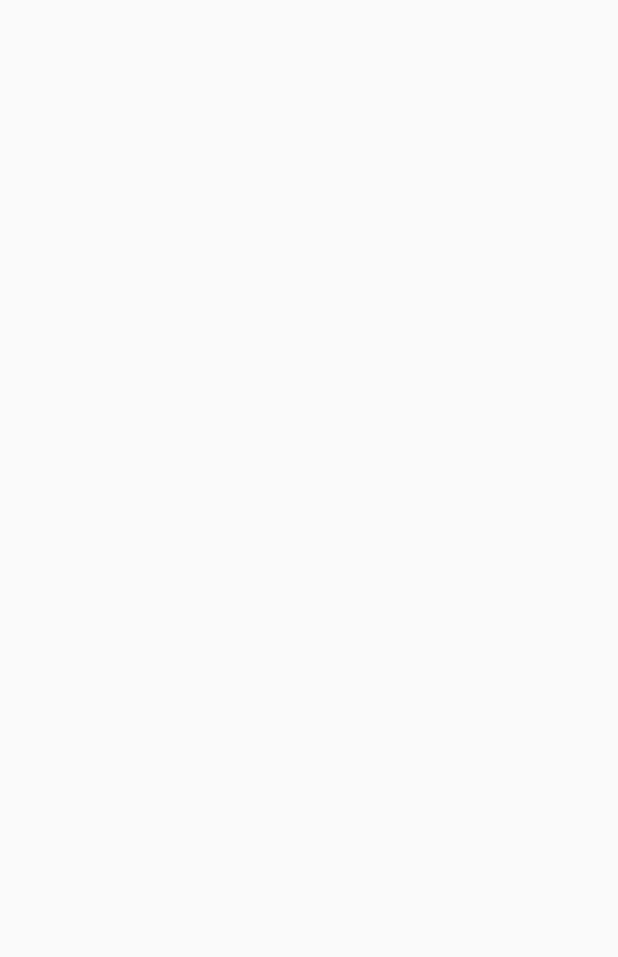
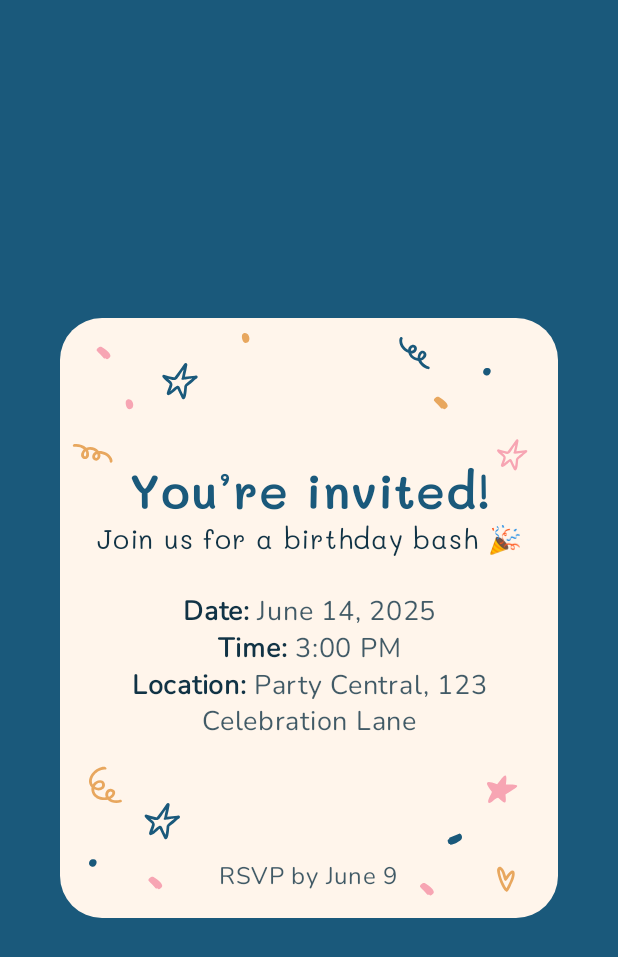
Before and after one commit to XDdevv/PLJuneMiniChallenges, an Android app built with Jetpack Compose: the screen it shows after launch (MainActivity), on a phone screen of 412 x 824 dp. Before the commit the part shown is empty. Shown: the top 957 px of the screen. Run offline under Robolectric (Android 15) with nearby library versions, the phone set to English and light mode, and no system bars.

Commit message:
Birthday Invite Card challenge's done

```diff
--- a/app/build.gradle.kts
+++ b/app/build.gradle.kts
@@ -30,6 +30,8 @@ android {
     compileOptions {
         sourceCompatibility = JavaVersion.VERSION_11
         targetCompatibility = JavaVersion.VERSION_11
+
+        isCoreLibraryDesugaringEnabled = true
     }
     kotlinOptions {
         jvmTarget = "11"
@@ -49,6 +51,7 @@ dependencies {
     implementation(libs.androidx.ui.graphics)
     implementation(libs.androidx.ui.tooling.preview)
     implementation(libs.androidx.material3)
+    coreLibraryDesugaring(libs.desugar.jdk.libs)
     testImplementation(libs.junit)
     androidTestImplementation(libs.androidx.junit)
     androidTestImplementation(libs.androidx.espresso.core)
--- a/app/src/main/java/zed/rainxch/pljuneminichallenges/MainActivity.kt
+++ b/app/src/main/java/zed/rainxch/pljuneminichallenges/MainActivity.kt
@@ -4,14 +4,9 @@ import android.os.Bundle
 import androidx.activity.ComponentActivity
 import androidx.activity.compose.setContent
 import androidx.activity.enableEdgeToEdge
-import androidx.compose.foundation.layout.fillMaxSize
-import androidx.compose.foundation.layout.padding
-import androidx.compose.material3.Scaffold
-import androidx.compose.material3.Text
-import androidx.compose.runtime.Composable
-import androidx.compose.ui.Modifier
-import androidx.compose.ui.tooling.preview.Preview
-import zed.rainxch.pljuneminichallenges.ui.theme.PLJuneMiniChallengesTheme
+import zed.rainxch.pljuneminichallenges.birthday_invite_card.presentation.BirthdayInviteCard
+import zed.rainxch.pljuneminichallenges.core.presentation.designsystem.ui.theme.PLJuneMiniChallengesTheme
+import zed.rainxch.pljuneminichallenges.core.presentation.utils.Previews
 
 class MainActivity : ComponentActivity() {
     override fun onCreate(savedInstanceState: Bundle?) {
@@ -19,7 +14,9 @@ class MainActivity : ComponentActivity() {
         enableEdgeToEdge()
         setContent {
             PLJuneMiniChallengesTheme {
-
+                BirthdayInviteCard(
+                    birthdayCard = Previews.birthdayCardPreview
+                )
             }
         }
     }
--- /dev/null
+++ b/app/src/main/java/zed/rainxch/pljuneminichallenges/birthday_invite_card/presentation/BirthdayInviteCard.kt
@@ -0,0 +1,184 @@
+package zed.rainxch.pljuneminichallenges.birthday_invite_card.presentation
+
+import androidx.compose.foundation.Image
+import androidx.compose.foundation.background
+import androidx.compose.foundation.layout.Arrangement
+import androidx.compose.foundation.layout.Box
+import androidx.compose.foundation.layout.Column
+import androidx.compose.foundation.layout.Spacer
+import androidx.compose.foundation.layout.fillMaxSize
+import androidx.compose.foundation.layout.fillMaxWidth
+import androidx.compose.foundation.layout.height
+import androidx.compose.foundation.layout.padding
+import androidx.compose.foundation.layout.width
+import androidx.compose.foundation.shape.RoundedCornerShape
+import androidx.compose.material3.Scaffold
+import androidx.compose.material3.Surface
+import androidx.compose.material3.Text
+import androidx.compose.runtime.getValue
+import androidx.compose.runtime.Composable
+import androidx.compose.runtime.remember
+import androidx.compose.ui.Alignment
+import androidx.compose.ui.Modifier
+import androidx.compose.ui.res.painterResource
+import androidx.compose.ui.text.AnnotatedString
+import androidx.compose.ui.text.SpanStyle
+import androidx.compose.ui.text.buildAnnotatedString
+import androidx.compose.ui.text.font.FontWeight
+import androidx.compose.ui.text.style.TextAlign
+import androidx.compose.ui.text.withStyle
+import androidx.compose.ui.tooling.preview.Preview
+import androidx.compose.ui.unit.dp
+import androidx.compose.ui.unit.sp
+import androidx.core.graphics.toColor
+import zed.rainxch.pljuneminichallenges.R
+import zed.rainxch.pljuneminichallenges.birthday_invite_card.presentation.model.BirthdayCard
+import zed.rainxch.pljuneminichallenges.core.presentation.designsystem.ui.theme.BirthdayInviteColors
+import zed.rainxch.pljuneminichallenges.core.presentation.designsystem.ui.theme.maliFont
+import zed.rainxch.pljuneminichallenges.core.presentation.designsystem.ui.theme.nunitoFont
+import zed.rainxch.pljuneminichallenges.core.presentation.designsystem.ui.theme.toColorX
+import zed.rainxch.pljuneminichallenges.core.presentation.utils.Previews
+import zed.rainxch.pljuneminichallenges.core.presentation.utils.toFormattedDate
+
+@Composable
+fun BirthdayInviteCard(
+    birthdayCard: BirthdayCard,
+    modifier: Modifier = Modifier
+) {
+    Scaffold(
+        modifier = modifier
+            .fillMaxSize()
+    ) { innerPadding ->
+        Box(
+            modifier = Modifier
+                .fillMaxSize()
+                .background(BirthdayInviteColors.BACKGROUND.toColorX())
+                .padding(innerPadding),
+            contentAlignment = Alignment.Center
+        ) {
+            Surface(
+                shape = RoundedCornerShape(28.dp),
+                color = BirthdayInviteColors.SURFACE.toColorX(),
+                modifier = Modifier
+                    .height(400.dp)
+                    .padding(horizontal = 40.dp)
+            ) {
+
+                Column(
+                    modifier = Modifier
+                        .fillMaxSize()
+                        .padding(16.dp),
+                    horizontalAlignment = Alignment.CenterHorizontally,
+                    verticalArrangement = Arrangement.Center
+                ) {
+                    Spacer(Modifier.weight(1f))
+                    Text(
+                        text = birthdayCard.title,
+                        color = BirthdayInviteColors.ON_SURFACE.toColorX(),
+                        fontSize = 32.sp,
+                        fontFamily = maliFont,
+                        fontWeight = FontWeight.SemiBold,
+                        textAlign = TextAlign.Center
+                    )
+                    Text(
+                        text = birthdayCard.description,
+                        fontSize = 18.sp,
+                        fontWeight = FontWeight.Normal,
+                        fontFamily = maliFont,
+                        color = BirthdayInviteColors.SECONDARY.toColorX(),
+                        textAlign = TextAlign.Center
+                    )
+
+                    Spacer(Modifier.height(24.dp))
+
+                    val formattedDateText = remember {
+                        createPairAnnotatedText(
+                            "Date: ",
+                            birthdayCard.date.toFormattedDate()
+                        )
+                    }
+                    val formattedTimeText = remember {
+                        createPairAnnotatedText(
+                            "Time: ",
+                            birthdayCard.time.toFormattedDate()
+                        )
+                    }
+                    val location = remember {
+                        createPairAnnotatedText(
+                            "Location: ",
+                            birthdayCard.location
+                        )
+                    }
+
+                    Text(
+                        text = formattedDateText,
+                        fontSize = 18.sp,
+                        fontFamily = nunitoFont,
+                        textAlign = TextAlign.Center
+                    )
+
+                    Text(
+                        text = formattedTimeText,
+                        fontSize = 18.sp,
+                        fontFamily = nunitoFont,
+                        textAlign = TextAlign.Center
+                    )
+
+                    Text(
+                        text = location,
+                        fontSize = 18.sp,
+                        fontFamily = nunitoFont,
+                        textAlign = TextAlign.Center
+                    )
+
+                    Spacer(Modifier.weight(1f))
+
+                    Text(
+                        text = "RSVP by ${birthdayCard.rsvp}",
+                        fontFamily = nunitoFont,
+                        color = BirthdayInviteColors.SECONDARY.toColorX().copy(alpha = .8f),
+                        fontSize = 16.sp
+                    )
+                }
+
+                Image(
+                    painter = painterResource(R.drawable.decor),
+                    contentDescription = null
+                )
+            }
+        }
+    }
+}
+
+fun createPairAnnotatedText(
+    first: String,
+    second: String
+): AnnotatedString {
+    return buildAnnotatedString {
+        withStyle(
+            SpanStyle(
+                color = BirthdayInviteColors.SECONDARY.toColorX(),
+                fontWeight = FontWeight.SemiBold,
+            )
+        ) {
+            append(first)
+        }
+        withStyle(
+            SpanStyle(
+                color = BirthdayInviteColors.SECONDARY.toColorX()
+                    .copy(alpha = .8f),
+                fontWeight = FontWeight.Normal,
+            )
+        ) {
+            append(second)
+        }
+    }
+}
+
+@Preview
+@Composable
+private fun BirthdayInviteCardPreview() {
+    BirthdayInviteCard(
+        birthdayCard = Previews.birthdayCardPreview
+    )
+}
--- /dev/null
+++ b/app/src/main/java/zed/rainxch/pljuneminichallenges/birthday_invite_card/presentation/model/BirthdayCard.kt
@@ -0,0 +1,13 @@
+package zed.rainxch.pljuneminichallenges.birthday_invite_card.presentation.model
+
+import java.time.LocalDate
+import java.time.LocalDateTime
+
+data class BirthdayCard(
+    val title: String,
+    val description: String,
+    val date: LocalDate,
+    val time: LocalDateTime,
+    val location: String,
+    val rsvp: String
+)
--- /dev/null
+++ b/app/src/main/java/zed/rainxch/pljuneminichallenges/core/presentation/designsystem/ui/theme/Color.kt
@@ -0,0 +1,22 @@
+package zed.rainxch.pljuneminichallenges.core.presentation.designsystem.ui.theme
+
+import androidx.compose.ui.graphics.Color
+
+val Purple80 = Color(0xFFD0BCFF)
+val PurpleGrey80 = Color(0xFFCCC2DC)
+val Pink80 = Color(0xFFEFB8C8)
+
+val Purple40 = Color(0xFF6650a4)
+val PurpleGrey40 = Color(0xFF625b71)
+val Pink40 = Color(0xFF7D5260)
+
+object BirthdayInviteColors {
+    const val BACKGROUND = 0XFF1A597B
+    const val ON_SURFACE = 0XFF1A597B
+    const val SECONDARY = 0XFF113345
+    const val SURFACE = 0xffFFF5EB
+}
+
+fun Long.toColorX() : Color {
+    return Color(this)
+}
--- a/app/src/main/java/zed/rainxch/pljuneminichallenges/ui/theme/Type.kt
+++ b/app/src/main/java/zed/rainxch/pljuneminichallenges/core/presentation/designsystem/ui/theme/Type.kt
@@ -1,10 +1,21 @@
-package zed.rainxch.pljuneminichallenges.ui.theme
+package zed.rainxch.pljuneminichallenges.core.presentation.designsystem.ui.theme
 
 import androidx.compose.material3.Typography
 import androidx.compose.ui.text.TextStyle
+import androidx.compose.ui.text.font.Font
 import androidx.compose.ui.text.font.FontFamily
 import androidx.compose.ui.text.font.FontWeight
 import androidx.compose.ui.unit.sp
+import zed.rainxch.pljuneminichallenges.R
+
+internal val maliFont = FontFamily(
+    Font(R.font.mali_semi_bold, FontWeight.SemiBold),
+    Font(R.font.mali_regular, FontWeight.Normal),
+)
+
+internal val nunitoFont = FontFamily(
+    Font(R.font.nunito_regular, FontWeight.Normal),
+)
 
 // Set of Material typography styles to start with
 val Typography = Typography(
--- /dev/null
+++ b/app/src/main/java/zed/rainxch/pljuneminichallenges/core/presentation/utils/DateFormatter.kt
@@ -0,0 +1,20 @@
+package zed.rainxch.pljuneminichallenges.core.presentation.utils
+
+import java.time.LocalDate
+import java.time.LocalDateTime
+import java.time.format.DateTimeFormatter
+import java.util.Locale
+
+fun LocalDate.toFormattedDate(
+    pattern: String = "MMMM d, yyyy"
+): String {
+    val formatter = DateTimeFormatter.ofPattern(pattern, Locale.ENGLISH)
+    return formatter.format(this)
+}
+
+fun LocalDateTime.toFormattedDate(
+    pattern: String = "h:mm a"
+): String {
+    val formatter = DateTimeFormatter.ofPattern(pattern, Locale.ENGLISH)
+    return formatter.format(this)
+}
--- /dev/null
+++ b/app/src/main/java/zed/rainxch/pljuneminichallenges/core/presentation/utils/Previews.kt
@@ -0,0 +1,16 @@
+package zed.rainxch.pljuneminichallenges.core.presentation.utils
+
+import zed.rainxch.pljuneminichallenges.birthday_invite_card.presentation.model.BirthdayCard
+import java.time.LocalDate
+import java.time.LocalDateTime
+
+object Previews {
+    internal val birthdayCardPreview : BirthdayCard = BirthdayCard(
+        title = "You’re invited!",
+        description = "Join us for a birthday bash \uD83C\uDF89",
+        date = LocalDate.of(2025, 6, 14),
+        time = LocalDateTime.of(2025, 6, 14,15,0),
+        location = "Party Central, 123 Celebration Lane",
+        rsvp = "June 9"
+    )
+}
--- a/app/src/main/java/zed/rainxch/pljuneminichallenges/ui/theme/Color.kt
+++ /dev/null
@@ -1,11 +0,0 @@
-package zed.rainxch.pljuneminichallenges.ui.theme
-
-import androidx.compose.ui.graphics.Color
-
-val Purple80 = Color(0xFFD0BCFF)
-val PurpleGrey80 = Color(0xFFCCC2DC)
-val Pink80 = Color(0xFFEFB8C8)
-
-val Purple40 = Color(0xFF6650a4)
-val PurpleGrey40 = Color(0xFF625b71)
-val Pink40 = Color(0xFF7D5260)
--- /dev/null
+++ b/app/src/main/res/drawable/decor.xml
@@ -0,0 +1,57 @@
+<vector xmlns:android="http://schemas.android.com/apk/res/android"
+    android:width="640dp"
+    android:height="800dp"
+    android:viewportWidth="640"
+    android:viewportHeight="800">
+  <path
+      android:pathData="M49.6,181.36C47.81,181.86 46.25,183.59 46.84,185.44C47.15,186.98 49.04,187.09 49.75,185.71C50.52,184.35 50.1,182.71 49.6,181.34L49.6,181.36ZM34.05,177.58C32.4,178.99 31.72,181.36 32.01,183.43C35.17,187.49 35.72,179.22 34.05,177.58ZM18.67,168.16C24.5,167.37 30.84,168.97 35.06,172.96C40.84,170.7 47.98,172.48 51.62,177.35C58.56,177.13 65.92,180.59 68.93,186.76C69.9,188.55 71.25,192.77 68.01,193.03C66.37,192.87 66.18,191.64 66.29,190.32C64.94,184.76 59.02,181.43 53.42,180.97C56.03,186.43 49.29,193.85 44.3,188.49C41.52,185.12 43.47,179.86 47.52,178.31C44.86,175.97 40.93,174.92 37.43,176.01C44.62,194.7 18.96,189.57 31.63,174.88C28.32,172.23 23.78,171.25 19.51,171.66C17.08,172.24 16.2,168.74 18.63,168.17L18.67,168.16Z"
+      android:fillColor="#E8A75E"/>
+  <path
+      android:pathData="M467.9,43.64C469.75,43.9 471.89,42.95 472.11,41.02C472.46,39.49 470.78,38.63 469.57,39.6C468.3,40.53 468,42.2 467.9,43.66L467.9,43.64ZM480.55,53.36C482.64,52.74 484.23,50.85 484.81,48.84C483.6,43.85 479.69,51.19 480.55,53.36ZM490.71,68.16C485.05,66.54 479.93,62.52 477.72,57.17C471.51,56.9 465.73,52.4 464.41,46.48C457.98,43.88 452.68,37.75 452.48,30.9C452.33,28.88 452.83,24.48 455.9,25.55C457.33,26.36 457,27.56 456.36,28.72C455.3,34.34 459.34,39.76 464.25,42.45C464.12,36.41 473.33,32.36 475.68,39.26C476.84,43.46 472.89,47.48 468.55,47.26C470.01,50.47 473.16,53.01 476.82,53.43C477.94,33.46 499.27,48.5 481.64,56.8C483.57,60.56 487.32,63.28 491.38,64.64C493.84,65.08 493.2,68.64 490.75,68.17L490.71,68.16Z"
+      android:fillColor="#1A597B"/>
+  <path
+      android:pathData="M510.88,120.79C510.76,120.57 510.68,120.36 510.64,120.18C509.98,120.85 508.79,121.03 508.08,120.24C505.2,116.56 501.45,113.31 498.53,109.93C498.41,107.09 502.56,104.07 505.32,105.27C508.57,106.67 520.11,115.26 516.28,119.01C514.97,120.2 512.49,123.12 510.86,120.79H510.88Z"
+      android:fillColor="#E8A75E"/>
+  <path
+      android:pathData="M61.2,54.12C61.08,53.9 61,53.7 60.96,53.52C60.29,54.18 59.1,54.37 58.4,53.58C55.52,49.89 51.77,46.65 48.84,43.26C48.72,40.43 52.88,37.41 55.64,38.6C58.88,40 70.43,48.59 66.6,52.34C65.29,53.54 62.81,56.45 61.18,54.12H61.2Z"
+      android:fillColor="#F7A5B3"/>
+  <path
+      android:pathData="M492.36,769.12C492.23,768.9 492.15,768.7 492.11,768.52C491.45,769.18 490.26,769.37 489.55,768.58C486.67,764.89 482.92,761.65 480,758.26C479.88,755.42 484.03,752.41 486.79,753.6C490.04,755 501.59,763.59 497.76,767.34C496.45,768.53 493.97,771.45 492.34,769.12H492.36Z"
+      android:fillColor="#F7A5B3"/>
+  <path
+      android:pathData="M130.25,760.79C130.13,760.57 130.05,760.36 130.01,760.18C129.34,760.85 128.15,761.03 127.45,760.24C124.57,756.55 120.82,753.31 117.9,749.93C117.78,747.09 121.93,744.07 124.69,745.27C127.93,746.67 139.48,755.26 135.65,759.01C134.34,760.2 131.86,763.12 130.23,760.79H130.25Z"
+      android:fillColor="#F7A5B3"/>
+  <path
+      android:pathData="M620.25,176.2C616.41,176.82 612.34,176.87 608.5,177.58C609.4,173.06 610.68,168.54 611.29,163.93C611.62,161.46 608.79,160.84 607.65,162.94C604.41,167.46 601.5,171.97 597.99,176.37C597.65,176.94 596.98,177.56 596.42,178.22C596.2,178.17 595.99,178.13 595.79,178.08C591.77,177.3 588.24,176.04 584.4,175.02C578.52,176.72 590.04,183.5 591.32,185.9C590.56,189.51 588.67,192.85 587.79,196.45C588.79,202.99 597.61,193.03 599.9,191.35C601.63,195.05 603.27,198.79 605.24,202.38C610.7,207.34 610.5,191.44 611.02,188.73C611.02,188.64 611.02,188.57 611.02,188.51C614.32,186.54 620.05,180.45 622.16,179.43C624.27,177.7 622.74,175.63 620.23,176.2H620.25ZM608.48,187.35C608.19,187.56 607.98,187.88 607.9,188.33C607.71,191.66 607.36,195 606.7,198.27C600.67,186.73 603.23,183.98 591.9,194.15C594.73,186.8 596.46,185.19 589.41,179.65C590.67,179.72 593.88,181.07 596.13,181.34C599.07,181.71 601.29,177.56 602.69,175.56C604.1,173.52 605.29,170.95 607.11,169.23C606.43,172.32 605.76,175.4 605.13,178.49C601.5,183.36 614.57,179.39 616.94,179.62C615.78,180.95 609.54,184.88 608.5,187.33L608.48,187.35Z"
+      android:fillColor="#F7A5B3"/>
+  <path
+      android:pathData="M46.37,624.71C48.99,626.63 54.81,627.47 55.98,623.73C56.18,622.5 56.35,620.74 54.9,620.1C51.37,618.65 47.69,621.88 46.37,624.71ZM67.61,631.2C64.1,631.6 63.56,635.87 65.01,638.28C67.82,637.42 72.72,632.2 67.61,631.2ZM48.66,640.16C43.4,637.27 41,631.26 42.04,625.83C33.31,616.31 43.38,601.88 54.77,599.05C62.89,596.1 64.14,603.32 58.99,601.96C49.36,602.32 39.27,613.18 43.66,621.9C46.52,616.17 58.06,613.24 59.81,621.1C61.29,628.96 52.11,631.88 45.63,628.44C45.48,636.35 53.66,639.9 61.24,639.16C58.9,634.43 61.65,627.55 67.93,627.71C77.11,629.28 73.86,638.04 67.52,641.06C71.07,643.45 75.88,643.59 79.97,642.43C82.33,641.7 83.63,644.89 81.31,645.73C75.31,647.58 67.93,646.8 63.47,642.39C58.49,643.31 53.06,642.51 48.64,640.18L48.66,640.16Z"
+      android:fillColor="#E8A75E"/>
+  <path
+      android:pathData="M247.14,33.33C242.8,33.19 240.5,21.3 244.89,20.31C252.99,17.59 256.25,33.68 247.14,33.33Z"
+      android:fillColor="#E8A75E"/>
+  <path
+      android:pathData="M92.19,121.66C87.85,121.52 85.55,109.63 89.94,108.64C98.04,105.93 101.31,122.02 92.19,121.66Z"
+      android:fillColor="#F7A5B3"/>
+  <path
+      android:pathData="M567.26,76.32C561.86,74.59 564.25,65.79 569.66,66.74C577.49,66.18 574.59,78.91 567.26,76.32Z"
+      android:fillColor="#1A597B"/>
+  <path
+      android:pathData="M41.78,731.32C36.38,729.59 38.77,720.79 44.19,721.74C52.02,721.18 49.11,733.91 41.78,731.32Z"
+      android:fillColor="#1A597B"/>
+  <path
+      android:pathData="M571.85,646.64C568.27,644.64 575.26,634.9 575.87,631.53C565.97,619.3 566.35,615.29 582.86,621.72C590.56,612 597.36,600.95 594.54,622.07C621.91,621.14 606.18,626.85 593.95,635.3C595.47,648.76 594.14,648.8 584.21,639.74C579.74,640.33 575.34,647.14 571.87,646.64H571.85Z"
+      android:fillColor="#F7A5B3"/>
+  <path
+      android:pathData="M518.37,695.09C518.63,695.05 518.84,695.05 519.03,695.08C518.63,694.22 518.88,693.06 519.88,692.68C524.38,691.32 528.77,688.99 533,687.47C535.72,688.36 537.11,693.27 535.01,695.4C532.54,697.92 520.35,705.58 518.16,700.72C517.49,699.08 515.6,695.76 518.38,695.07L518.37,695.09Z"
+      android:fillColor="#1A597B"/>
+  <path
+      android:pathData="M595.28,760.23C598.48,754.13 602.01,747.7 602.88,740.62C599.31,743 597.78,747.59 594.81,750.43C590.61,751.98 591.22,737.7 586.44,735.61C586.78,744.33 590.82,753.09 595.28,760.23ZM594.75,764.82C589.42,761.18 583.23,743.93 582.77,736.88C582.41,733.33 585.29,730.33 588.38,732.28C592.15,734.86 593.4,740 594.71,744.37C604.21,729.71 610.14,737.74 603.47,751.65C601.89,754.38 598.12,766.51 594.77,764.84L594.75,764.82Z"
+      android:fillColor="#E8A75E"/>
+  <path
+      android:pathData="M156.61,663.52C152.13,664.24 147.38,664.3 142.9,665.13C143.95,659.88 145.44,654.63 146.16,649.29C146.54,646.42 143.23,645.7 141.91,648.15C138.12,653.39 134.74,658.62 130.64,663.72C130.24,664.39 129.46,665.1 128.81,665.87C128.55,665.81 128.3,665.77 128.07,665.71C123.38,664.8 119.26,663.34 114.78,662.16C107.92,664.12 121.36,671.99 122.86,674.78C121.97,678.96 119.76,682.84 118.73,687.01C119.91,694.6 130.2,683.05 132.87,681.1C134.88,685.39 136.8,689.73 139.09,693.9C145.46,699.64 145.23,681.2 145.84,678.06C145.84,677.96 145.84,677.88 145.84,677.8C149.69,675.52 156.38,668.45 158.84,667.27C161.3,665.27 159.51,662.86 156.59,663.52H156.61ZM142.88,676.44C142.54,676.68 142.29,677.06 142.2,677.58C141.97,681.44 141.57,685.31 140.79,689.11C133.77,675.72 136.76,672.53 123.53,684.33C126.83,675.8 128.85,673.93 120.63,667.51C122.1,667.59 125.84,669.15 128.47,669.47C131.9,669.89 134.49,665.09 136.13,662.76C137.77,660.4 139.15,657.42 141.28,655.41C140.48,659 139.68,662.58 138.96,666.17C134.74,671.81 149.99,667.21 152.74,667.47C151.4,669.01 144.14,673.58 142.9,676.42L142.88,676.44Z"
+      android:fillColor="#1A597B"/>
+  <path
+      android:pathData="M180.19,76.86C175.71,77.58 170.96,77.64 166.48,78.46C167.53,73.21 169.02,67.97 169.74,62.62C170.12,59.76 166.81,59.04 165.49,61.48C161.7,66.73 158.32,71.95 154.21,77.06C153.82,77.72 153.04,78.44 152.39,79.2C152.13,79.14 151.88,79.1 151.65,79.04C146.96,78.14 142.84,76.68 138.36,75.5C131.5,77.46 144.94,85.33 146.43,88.11C145.55,92.29 143.34,96.18 142.31,100.34C143.49,107.93 153.77,96.38 156.45,94.44C158.46,98.72 160.38,103.07 162.67,107.23C169.04,112.98 168.81,94.54 169.42,91.39C169.42,91.29 169.42,91.21 169.42,91.13C173.27,88.85 179.96,81.78 182.42,80.6C184.88,78.6 183.09,76.2 180.17,76.86H180.19ZM166.46,89.77C166.12,90.01 165.87,90.39 165.78,90.91C165.55,94.78 165.15,98.64 164.37,102.45C157.35,89.05 160.34,85.87 147.11,97.66C150.41,89.13 152.43,87.27 144.2,80.84C145.68,80.92 149.42,82.48 152.05,82.8C155.48,83.22 158.06,78.42 159.71,76.1C161.35,73.73 162.73,70.75 164.86,68.75C164.06,72.33 163.26,75.92 162.54,79.5C158.32,85.15 173.57,80.54 176.32,80.8C174.97,82.34 167.72,86.91 166.48,89.75L166.46,89.77Z"
+      android:fillColor="#1A597B"/>
+</vector>
--- a/app/src/main/res/values/colors.xml
+++ b/app/src/main/res/values/colors.xml
@@ -6,5 +6,5 @@
     <color name="teal_200">#FF03DAC5</color>
     <color name="teal_700">#FF018786</color>
     <color name="black">#FF000000</color>
-    <color name="white">#FFFFFFFF</color>
+    <color name="white">#CC1A597B</color>
 </resources>
--- a/gradle/libs.versions.toml
+++ b/gradle/libs.versions.toml
@@ -1,5 +1,6 @@
 [versions]
 agp = "8.12.0-alpha02"
+desugar_jdk_libs = "2.1.5"
 kotlin = "2.0.21"
 coreKtx = "1.16.0"
 junit = "4.13.2"
@@ -11,6 +12,7 @@ composeBom = "2024.09.00"
 
 [libraries]
 androidx-core-ktx = { group = "androidx.core", name = "core-ktx", version.ref = "coreKtx" }
+desugar_jdk_libs = { module = "com.android.tools:desugar_jdk_libs", version.ref = "desugar_jdk_libs" }
 junit = { group = "junit", name = "junit", version.ref = "junit" }
 androidx-junit = { group = "androidx.test.ext", name = "junit", version.ref = "junitVersion" }
 androidx-espresso-core = { group = "androidx.test.espresso", name = "espresso-core", version.ref = "espressoCore" }
```
Also changed, not shown: app/src/main/java/zed/rainxch/pljuneminichallenges/core/presentation/designsystem/ui/theme/Theme.kt (renamed from app/src/main/java/zed/rainxch/pljuneminichallenges/ui/theme/Theme.kt, +6 -2 lines), app/src/main/res/font/mali_regular.ttf (added), app/src/main/res/font/mali_semi_bold.ttf (added), app/src/main/res/font/nunito_regular.ttf (added).
